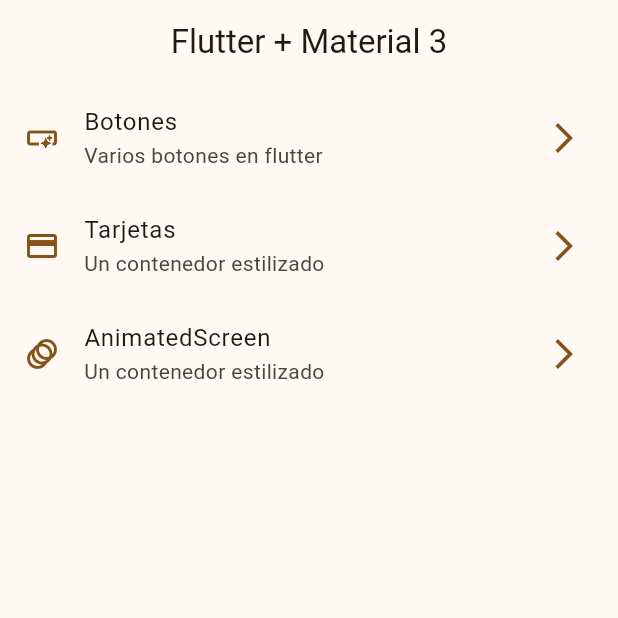
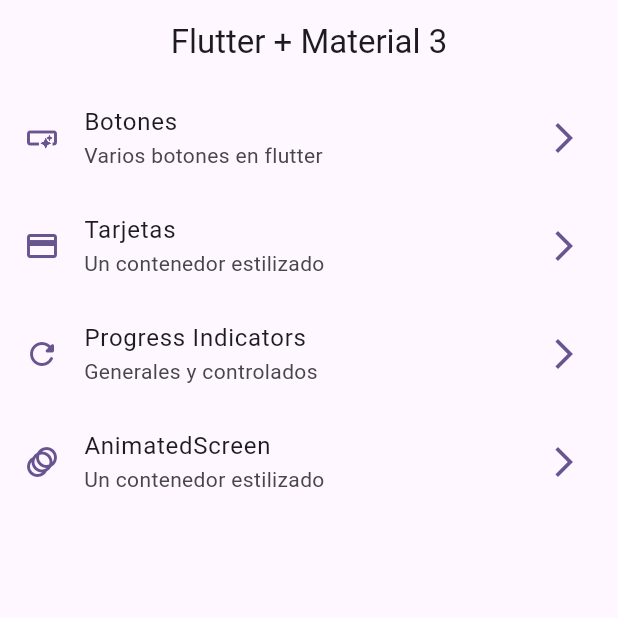
Before and after one commit to cykill00/prueba, a Flutter app: the screen it shows after launch, on a phone screen of 412 x 824 dp, the top half of it. Run offline on Flutter 3.47's test engine with Material 2 defaults, Android fonts, the phone set to English and light mode, and no system bars; our stand-ins replace go_router.

Commit message:
progress indicator listos

```diff
--- a/lib/config/menu/menu_items.dart
+++ b/lib/config/menu/menu_items.dart
@@ -27,6 +27,14 @@ const appMenuItem = <MenuItem>[
     icon: Icons.credit_card_outlined),
 
   MenuItem(
+    title:'Progress Indicators',
+    subTitle:'Generales y controlados',
+    link: '/progress',
+    icon: Icons.refresh_rounded),
+
+
+
+  MenuItem(
     title:'AnimatedScreen',
     subTitle:'Un contenedor estilizado',
     link: '/animated',
--- a/lib/config/router/app_router.dart
+++ b/lib/config/router/app_router.dart
@@ -19,6 +19,11 @@ final appRouter = GoRouter(
       builder: (context, state) => const CardScreen()
     ),
     GoRoute(
+      path: '/progress',
+      builder: (context, state) => const ProgressScreen()
+    ),
+
+    GoRoute(
       path: '/animated',
       builder: (context, state) => const AnimatedScreen()
     ),
--- a/lib/main.dart
+++ b/lib/main.dart
@@ -12,7 +12,7 @@ class MyApp extends StatelessWidget {
     return MaterialApp.router(
       routerConfig: appRouter,
       debugShowCheckedModeBanner: false,
-      theme: AppTheme(selectedColor: 9).getTheme(),
+      theme: AppTheme(selectedColor: 8).getTheme(),
       title: 'Material App',
 
     );
```
Also changed, not shown: lib/presentation/screens/progress_screen.dart (+70 -1 lines).
